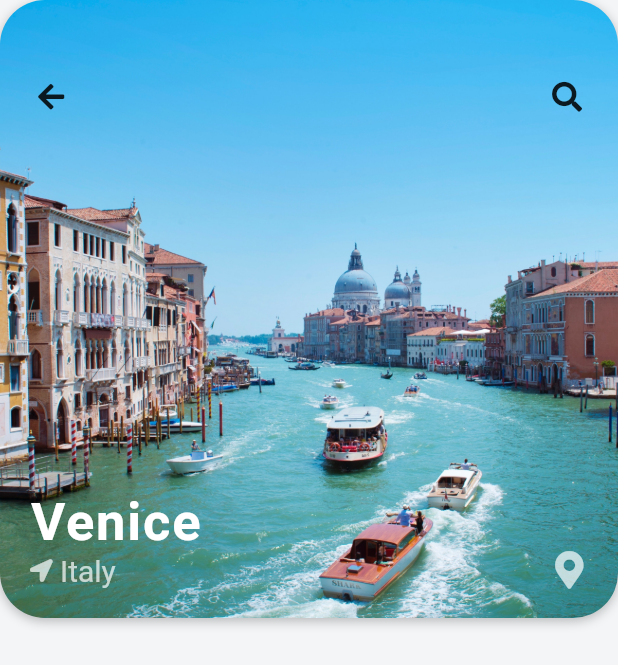
After one commit to abdelrahman-osama793/TravCo, a Flutter app: the screen it shows after launch, after a tap on an icon or button, on a phone screen of 412 x 824 dp. The commit adds this screen. Shown: the top 665 px of the screen. Run offline on Flutter 3.47's test engine with Material 2 defaults, Android fonts, the phone set to English and light mode, and no system bars; our stand-ins replace font_awesome_flutter, get.

Commit message:
Destination Page
Create destination page
Image Stack and added Hero animation

```diff
--- /dev/null
+++ b/travco/lib/view/destination_screen.dart
@@ -0,0 +1,122 @@
+import 'package:flutter/material.dart';
+import 'package:font_awesome_flutter/font_awesome_flutter.dart';
+import 'package:get/get.dart';
+import 'package:travco/models/destination_model.dart';
+import 'package:travco/view/home_screen.dart';
+
+class DestinationScreen extends StatefulWidget {
+  final Destination destination;
+
+  const DestinationScreen({this.destination});
+
+  @override
+  _DestinationScreenState createState() => _DestinationScreenState();
+}
+
+class _DestinationScreenState extends State<DestinationScreen> {
+  @override
+  Widget build(BuildContext context) {
+    return Scaffold(
+      body: Column(
+        children: [
+          Stack(
+            children: [
+              Container(
+                height: MediaQuery.of(context).size.width,
+                decoration: BoxDecoration(
+                  borderRadius: BorderRadius.circular(30.0),
+                  boxShadow: [
+                    BoxShadow(
+                      color: Colors.black26,
+                      offset: Offset(0.0, 2.0),
+                      blurRadius: 6.0,
+                    ),
+                  ],
+                ),
+                child: Hero(
+                  tag: widget.destination.imageUrl,
+                  child: ClipRRect(
+                    borderRadius: BorderRadius.circular(30.0),
+                    child: Image(
+                      image: AssetImage(widget.destination.imageUrl),
+                      fit: BoxFit.cover,
+                    ),
+                  ),
+                ),
+              ),
+              Padding(
+                padding: EdgeInsets.symmetric(
+                  horizontal: 10.0,
+                  vertical: 40.0,
+                ),
+                child: Row(
+                  mainAxisAlignment: MainAxisAlignment.spaceBetween,
+                  children: [
+                    IconButton(
+                      icon: Icon(FontAwesomeIcons.arrowLeft),
+                      iconSize: 20.0,
+                      color: Colors.black87,
+                      onPressed: () => Get.off(HomeScreen()),
+                    ),
+                    IconButton(
+                      icon: Icon(FontAwesomeIcons.search),
+                      iconSize: 20.0,
+                      color: Colors.black87,
+                      onPressed: () {},
+                    ),
+                  ],
+                ),
+              ),
+              Positioned(
+                left: 20.0,
+                bottom: 20.0,
+                child: Column(
+                  crossAxisAlignment: CrossAxisAlignment.start,
+                  children: [
+                    Text(
+                      widget.destination.city,
+                      style: TextStyle(
+                        color: Colors.white,
+                        fontSize: 35.0,
+                        fontWeight: FontWeight.w600,
+                        letterSpacing: 1.2,
+                      ),
+                    ),
+                    Row(
+                      children: [
+                        Icon(
+                          FontAwesomeIcons.locationArrow,
+                          size: 15.0,
+                          color: Colors.white70,
+                        ),
+                        SizedBox(
+                          width: 5.0,
+                        ),
+                        Text(
+                          widget.destination.country,
+                          style: TextStyle(
+                            fontSize: 20.0,
+                            color: Colors.white70,
+                          ),
+                        ),
+                      ],
+                    )
+                  ],
+                ),
+              ),
+              Positioned(
+                right: 20.0,
+                bottom: 20.0,
+                child: Icon(
+                  FontAwesomeIcons.mapMarkerAlt,
+                  color: Colors.white70,
+                  size: 25.0,
+                ),
+              )
+            ],
+          ),
+        ],
+      ),
+    );
+  }
+}
--- a/travco/lib/widgets/destination_carousel.dart
+++ b/travco/lib/widgets/destination_carousel.dart
@@ -1,6 +1,8 @@
 import 'package:flutter/material.dart';
 import 'package:font_awesome_flutter/font_awesome_flutter.dart';
+import 'package:get/get.dart';
 import 'package:travco/models/destination_model.dart';
+import 'package:travco/view/destination_screen.dart';
 
 class DestinationCarousel extends StatelessWidget {
   @override
@@ -43,7 +45,13 @@ class DestinationCarousel extends StatelessWidget {
             itemCount: destinations.length,
             itemBuilder: (BuildContext context, int index) {
               Destination destination = destinations[index];
-              return Container(
+              return GestureDetector(
+                onTap: () => Get.to(
+                  DestinationScreen(
+                    destination: destination,
+                  ),
+                ),
+                child: Container(
                   //The container which contains image and text containers
                   margin: EdgeInsets.all(10.0),
                   width: 210.0,
@@ -98,10 +106,12 @@ class DestinationCarousel extends StatelessWidget {
                             ]),
                         child: Stack(
                           children: [
-                          ClipRRect(
+                            Hero(
+                              tag: destination.imageUrl,
+                              child: ClipRRect(
                                 //added this ClipRRect to control the border radius image itself
                                 child: Opacity(
-                              opacity:0.9,
+                                  opacity: 0.9,
                                   child: Image(
                                     image: AssetImage(destination.imageUrl),
                                     height: 180.0,
@@ -110,6 +120,7 @@ class DestinationCarousel extends StatelessWidget {
                                   ),
                                 ),
                                 borderRadius: BorderRadius.circular(20.0),
+                              ),
                             ),
                             Positioned(
                               left: 10.0,
@@ -153,6 +164,7 @@ class DestinationCarousel extends StatelessWidget {
                       ),
                     ],
                   ),
+                ),
               );
             },
             scrollDirection: Axis.horizontal,
```
Lines whose indentation alone changed are shown as unchanged.
